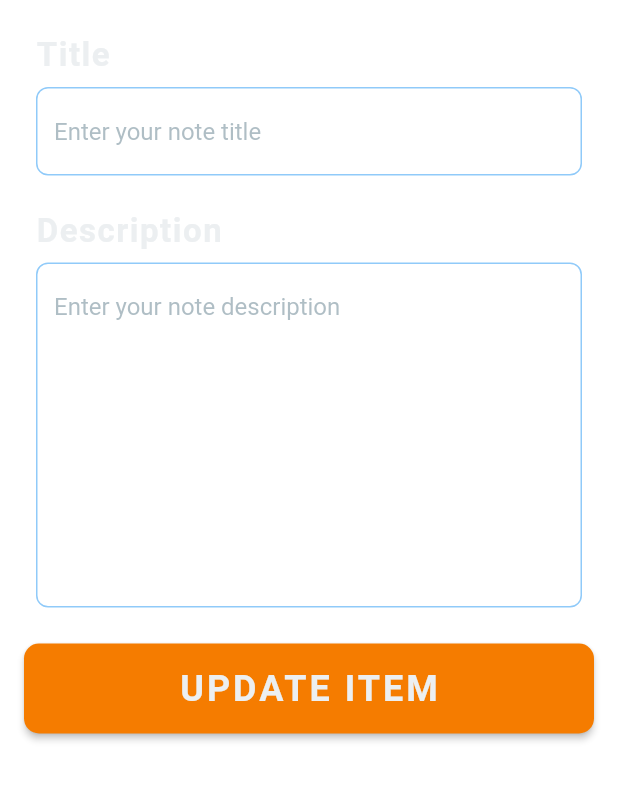
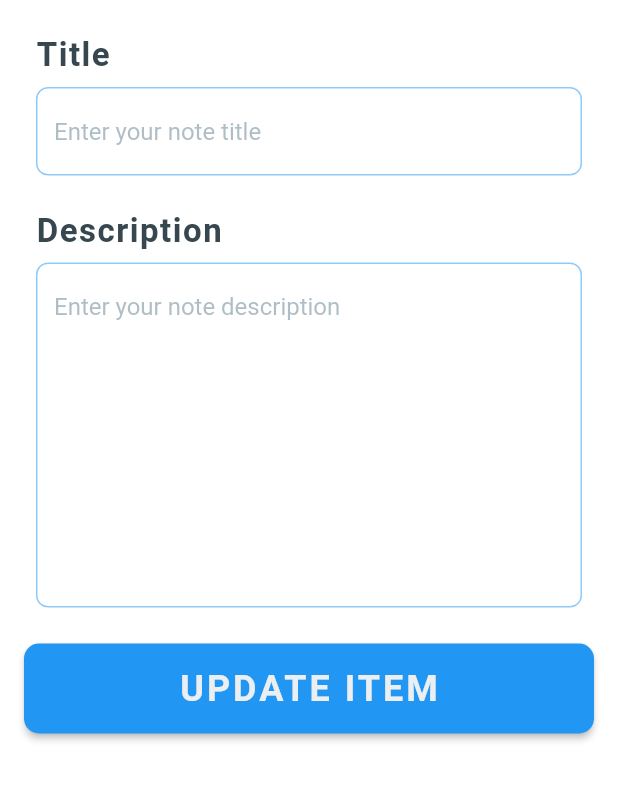
Before and after one commit to Harryalways317/note_keeper, a Flutter app: the EditScreen screen opened directly with empty values, on a phone screen of 412 x 824 dp, the part 84-886 px from its top. Run offline on Flutter 3.47's test engine with Material 2 defaults, Android fonts, the phone set to English and light mode, and no system bars; our stand-ins replace cloud_firestore, firebase_core; accounts and stored records are empty.

Commit message:
Update edit_item_form.dart

```diff
--- a/lib/widgets/edit_item_form.dart
+++ b/lib/widgets/edit_item_form.dart
@@ -49,6 +49,7 @@ class _EditItemFormState extends State<EditItemForm> {
   Widget build(BuildContext context) {
     return Form(
       key: _editItemFormKey,
+      child: SingleChildScrollView(
         child: Column(
           children: [
             Padding(
@@ -64,7 +65,7 @@ class _EditItemFormState extends State<EditItemForm> {
                   Text(
                     'Title',
                     style: TextStyle(
-                    color: CustomColors.firebaseGrey,
+                      color: Colors.blueGrey[800],
                       fontSize: 22.0,
                       letterSpacing: 1,
                       fontWeight: FontWeight.bold,
@@ -87,7 +88,7 @@ class _EditItemFormState extends State<EditItemForm> {
                   Text(
                     'Description',
                     style: TextStyle(
-                    color: CustomColors.firebaseGrey,
+                      color: Colors.blueGrey[800],
                       fontSize: 22.0,
                       letterSpacing: 1,
                       fontWeight: FontWeight.bold,
@@ -124,7 +125,7 @@ class _EditItemFormState extends State<EditItemForm> {
                     child: ElevatedButton(
                       style: ButtonStyle(
                         backgroundColor: MaterialStateProperty.all(
-                        CustomColors.firebaseOrange,
+                          Colors.blue,
                         ),
                         shape: MaterialStateProperty.all(
                           RoundedRectangleBorder(
@@ -170,6 +171,7 @@ class _EditItemFormState extends State<EditItemForm> {
                   ),
           ],
         ),
+      ),
     );
   }
 }
```
Lines whose indentation alone changed are shown as unchanged.
